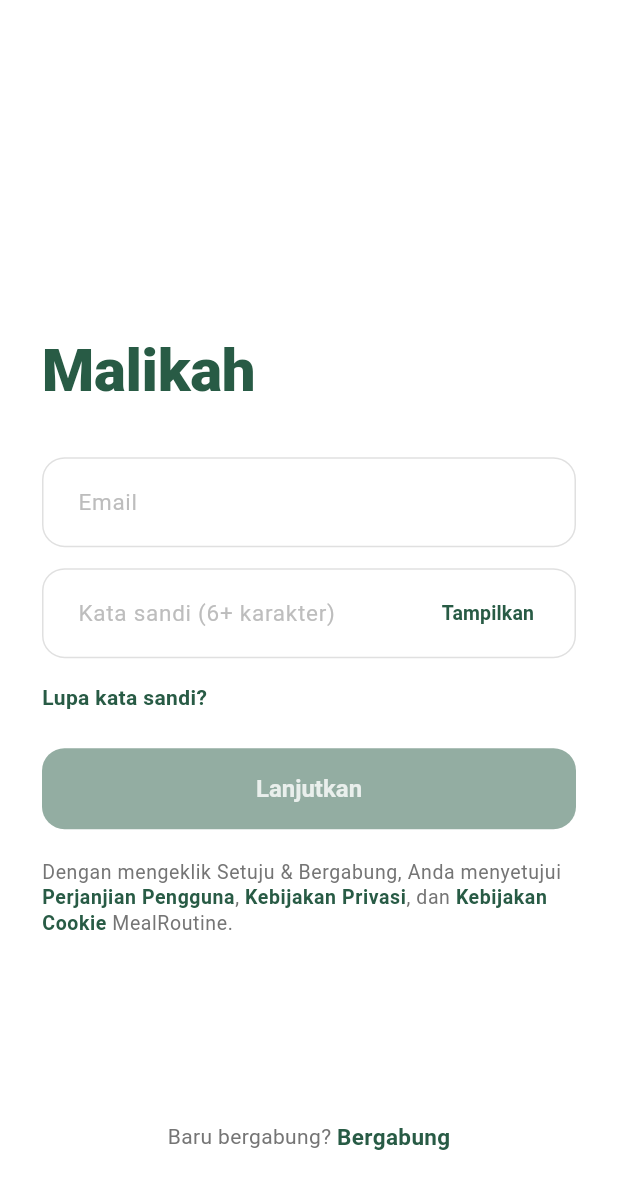
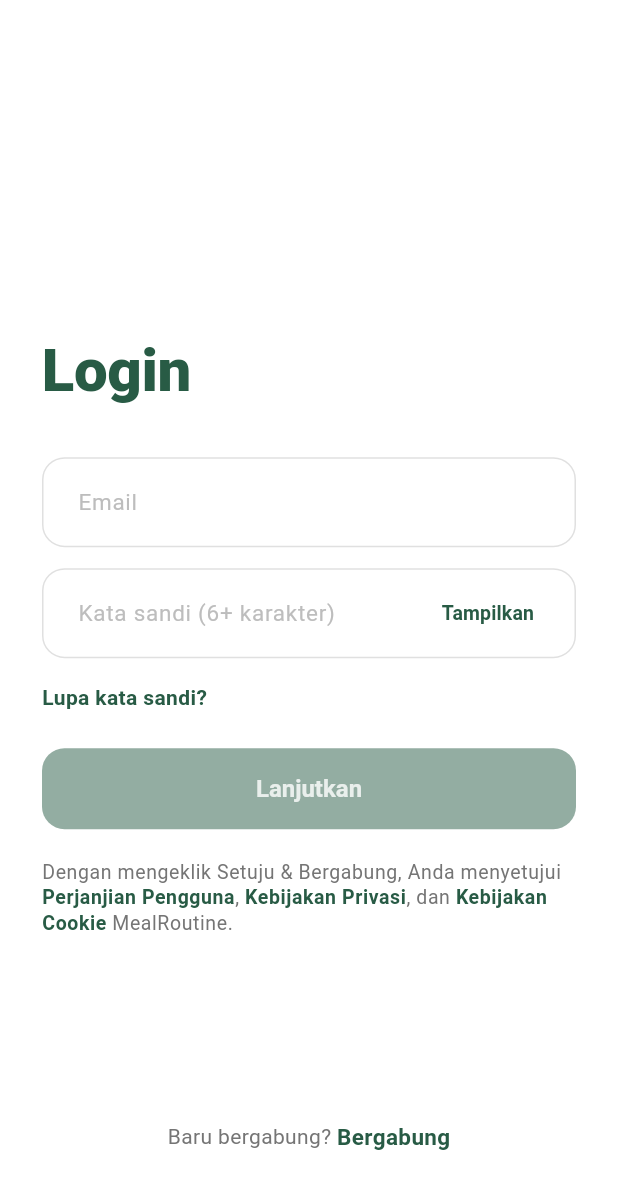
Before and after one commit to SalmanFalahTaqiyuddin/meal_routine, a Flutter app: the screen it shows after launch, on a phone screen of 412 x 824 dp. Shown: the top 1189 px of the screen. Run offline on Flutter 3.47's test engine with Material 3 defaults, Android fonts, the phone set to English and light mode, and no system bars; our stand-ins replace another_flushbar, audioplayers, image_picker, shared_preferences, sqflite_common_ffi; accounts and stored records are empty; Roboto replaces fonts that are missing (SF Pro); project files that could hold a hidden picture were left out.

Commit message:
FINAL MEAL ROUTINE MALIKAH

```diff
--- a/lib/screens/login_screen.dart
+++ b/lib/screens/login_screen.dart
@@ -96,7 +96,7 @@ class _LoginScreenState extends State<LoginScreen> {
             crossAxisAlignment: CrossAxisAlignment.start,
             children: [
               const Spacer(flex: 3),
-              Text('Malikah', style: theme.textTheme.displayLarge),
+              Text('Login', style: theme.textTheme.displayLarge),
               const SizedBox(height: 36),
               TextField(
                 controller: _emailCtrl,
```
Also changed, not shown: 1 other file.
